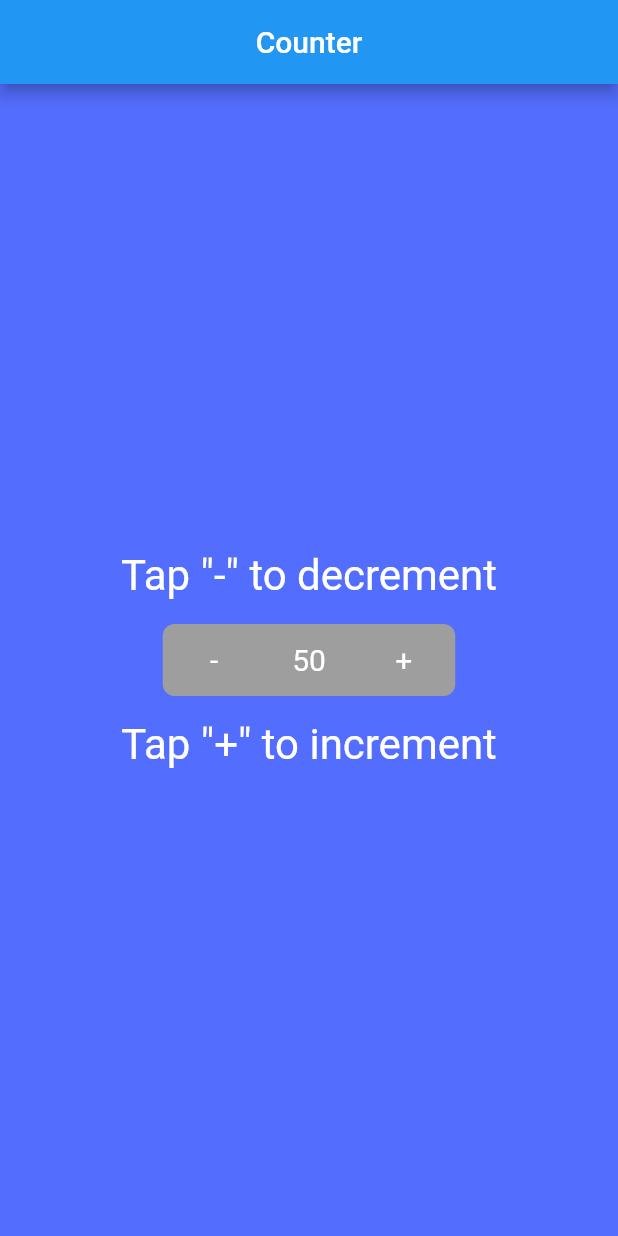
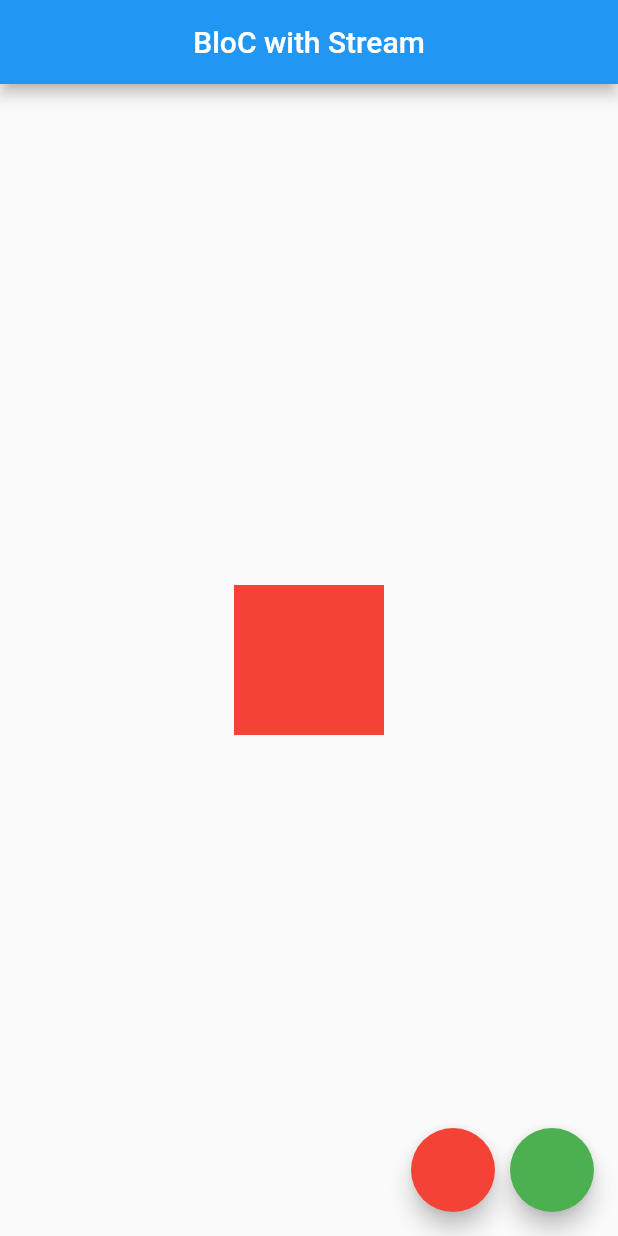
Before and after one commit to Aloxan12/Flutter, a Flutter app: the screen it shows after launch, on a phone screen of 412 x 824 dp. Run offline on Flutter 3.47's test engine with Material 2 defaults, Android fonts, the phone set to English and light mode, and no system bars.

Commit message:
widget assets fonts

```diff
--- a/lib/main.dart
+++ b/lib/main.dart
@@ -3,225 +3,278 @@ import 'dart:async';
 import 'package:flutter/material.dart';
 
 void main() {
-  runApp(CounterApp());
+  runApp(MyApp());
 }
 
-class CounterApp extends StatefulWidget {
+class MyApp extends StatelessWidget {
   @override
-  State<StatefulWidget> createState() {
-    return CounterAppState();
+  Widget build(BuildContext context) {
+    return MaterialApp(
+      title: 'Flutter',
+      home: MyHomePage(),
+    );
   }
 }
 
-class CounterAppState extends State<CounterApp> {
-  double _count = 50;
-
+class MyHomePage extends StatefulWidget {
   @override
-  void incrementCount() {
-    setState(() {
-      _count += 1;
-    });
+  _MyHomePageState createState() => _MyHomePageState();
 }
 
-  void decrementCount() {
-    if(_count > 0){
-      setState(() {
-        _count -= 1;
-      });
-    }
-  }
-
+class _MyHomePageState extends State<MyHomePage> {
   @override
   Widget build(BuildContext context) {
-    return MaterialApp(
-      home: Scaffold(
-        backgroundColor: Colors.indigoAccent,
+    return Scaffold(
       appBar: AppBar(
-          title: Text(
-            'Counter',
-          ),
+        title: Text('BloC with Stream'),
         centerTitle: true,
       ),
       body: Center(
-          child: Container(
-              padding: EdgeInsets.all(16),
-              child: Column(
-                mainAxisAlignment: MainAxisAlignment.center,
+        child: AnimatedContainer(
+          height: 100,
+          width: 100,
+          color: Colors.red,
+          duration: Duration(milliseconds: 500),
+        ),
+      ),
+      floatingActionButton: Row(
+        mainAxisAlignment: MainAxisAlignment.end,
         children: <Widget>[
-                  Row(
-                    mainAxisAlignment: MainAxisAlignment.center,
-                    children: <Widget>[
-                      Text(
-                        'Tap "-" to decrement',
-                        style: TextStyle(fontSize: 28, color: Colors.white),
+          FloatingActionButton(
+            onPressed: null,
+            child: Text(''),
+            backgroundColor: Colors.red,
+          ),
+          SizedBox(
+            width: 10,
+          ),
+          FloatingActionButton(
+            onPressed: null,
+            child: Text(''),
+            backgroundColor: Colors.green,
           ),
         ],
-                  ),
-                  Container(
-                    margin: const EdgeInsets.all(16.0),
-                    width: 195,
-                    decoration: new BoxDecoration(
-                      color: Colors.grey,
-                      borderRadius: BorderRadius.circular(8.0),
-                    ),
-                    child: Row(
-                      mainAxisAlignment: MainAxisAlignment.center,
-                      children: <Widget>[
-                        TextButton(
-                          style: TextButton.styleFrom(
-                            backgroundColor: Colors.grey,
-                            foregroundColor: Colors.white,
-                            padding: const EdgeInsets.all(12.0),
-                            textStyle: const TextStyle(fontSize: 20),
-                          ),
-                          onPressed: decrementCount,
-                          child: const Text('-'),
-                        ),
-                        Container(
-                          margin: EdgeInsets.only(left: 20, right: 20,),
-                          child:Text(
-                            '${_count.round()}',
-                            style: TextStyle(fontSize: 20, color: Colors.white),
-                          ),
-                        ),
-                        TextButton(
-                          style: TextButton.styleFrom(
-                            backgroundColor: Colors.grey,
-                            foregroundColor: Colors.white,
-                            padding: const EdgeInsets.all(12.0),
-                            textStyle: const TextStyle(fontSize: 20),
-                          ),
-                          onPressed: incrementCount,
-                          child: const Text('+'),
-                        ),
-                      ],
-                    ),
-                  ),
-                  Row(
-                    mainAxisAlignment: MainAxisAlignment.center,
-                    children: <Widget>[
-                      Text(
-                        'Tap "+" to increment',
-                        style: TextStyle(fontSize: 28, color: Colors.white),
-                      ),
-                    ],
-                  ),
-                ],
-              )),
-        ),
       ),
     );
   }
 }
 
-class AssetImageApp extends StatelessWidget {
-  @override
-  Widget build(BuildContext context) {
-    return MaterialApp(
-      theme: ThemeData(fontFamily: 'IndieFlower'),
-      home: Scaffold(
-        appBar: AppBar(
-          title: Text('Add assets'),
-        ),
-        body: Center(
-          child: Stack(
-            fit: StackFit.expand,
-            children: <Widget>[
-              Image(
-                image: AssetImage('assets/images/bg.png'),
-              ),
-              Image.asset('assets/icons/done.png'),
-              Positioned(
-                top: 36,
-                left: 90,
-                child: Text(
-                  'My custom font',
-                  style: TextStyle(
-                      fontSize: 30,
-                      // fontFamily: 'IndieFlower',
-                      color: Colors.white),
-                ),
-              ),
-            ],
-          ),
-        ),
-      ),
-    );
-  }
-}
+// class CounterApp extends StatefulWidget {
+//   @override
+//   State<StatefulWidget> createState() {
+//     return CounterAppState();
+//   }
+// }
+//
+// class CounterAppState extends State<CounterApp> {
+//   double _count = 50;
+//
+//   @override
+//   void incrementCount() {
+//     setState(() {
+//       _count += 1;
+//     });
+//   }
+//
+//   void decrementCount() {
+//     if(_count > 0){
+//       setState(() {
+//         _count -= 1;
+//       });
+//     }
+//   }
+//
+//   @override
+//   Widget build(BuildContext context) {
+//     return MaterialApp(
+//       home: Scaffold(
+//         backgroundColor: Colors.indigoAccent,
+//         appBar: AppBar(
+//           title: Text(
+//             'Counter',
+//           ),
+//           centerTitle: true,
+//         ),
+//         body: Center(
+//           child: Container(
+//               padding: EdgeInsets.all(16),
+//               child: Column(
+//                 mainAxisAlignment: MainAxisAlignment.center,
+//                 children: <Widget>[
+//                   Row(
+//                     mainAxisAlignment: MainAxisAlignment.center,
+//                     children: <Widget>[
+//                       Text(
+//                         'Tap "-" to decrement',
+//                         style: TextStyle(fontSize: 28, color: Colors.white),
+//                       ),
+//                     ],
+//                   ),
+//                   Container(
+//                     margin: const EdgeInsets.all(16.0),
+//                     width: 195,
+//                     decoration: new BoxDecoration(
+//                       color: Colors.grey,
+//                       borderRadius: BorderRadius.circular(8.0),
+//                     ),
+//                     child: Row(
+//                       mainAxisAlignment: MainAxisAlignment.center,
+//                       children: <Widget>[
+//                         TextButton(
+//                           style: TextButton.styleFrom(
+//                             backgroundColor: Colors.grey,
+//                             foregroundColor: Colors.white,
+//                             padding: const EdgeInsets.all(12.0),
+//                             textStyle: const TextStyle(fontSize: 20),
+//                           ),
+//                           onPressed: decrementCount,
+//                           child: const Text('-'),
+//                         ),
+//                         Container(
+//                           margin: EdgeInsets.only(left: 20, right: 20,),
+//                           child:Text(
+//                             '${_count.round()}',
+//                             style: TextStyle(fontSize: 20, color: Colors.white),
+//                           ),
+//                         ),
+//                         TextButton(
+//                           style: TextButton.styleFrom(
+//                             backgroundColor: Colors.grey,
+//                             foregroundColor: Colors.white,
+//                             padding: const EdgeInsets.all(12.0),
+//                             textStyle: const TextStyle(fontSize: 20),
+//                           ),
+//                           onPressed: incrementCount,
+//                           child: const Text('+'),
+//                         ),
+//                       ],
+//                     ),
+//                   ),
+//                   Row(
+//                     mainAxisAlignment: MainAxisAlignment.center,
+//                     children: <Widget>[
+//                       Text(
+//                         'Tap "+" to increment',
+//                         style: TextStyle(fontSize: 28, color: Colors.white),
+//                       ),
+//                     ],
+//                   ),
+//                 ],
+//               )),
+//         ),
+//       ),
+//     );
+//   }
+// }
 
-class MyFirstApp extends StatefulWidget {
-  @override
-  State<StatefulWidget> createState() {
-    return _MyFirstAppState();
-  }
-}
+// class AssetImageApp extends StatelessWidget {
+//   @override
+//   Widget build(BuildContext context) {
+//     return MaterialApp(
+//       theme: ThemeData(fontFamily: 'IndieFlower'),
+//       home: Scaffold(
+//         appBar: AppBar(
+//           title: Text('Add assets'),
+//         ),
+//         body: Center(
+//           child: Stack(
+//             fit: StackFit.expand,
+//             children: <Widget>[
+//               Image(
+//                 image: AssetImage('assets/images/bg.png'),
+//               ),
+//               Image.asset('assets/icons/done.png'),
+//               Positioned(
+//                 top: 36,
+//                 left: 90,
+//                 child: Text(
+//                   'My custom font',
+//                   style: TextStyle(
+//                       fontSize: 30,
+//                       // fontFamily: 'IndieFlower',
+//                       color: Colors.white),
+//                 ),
+//               ),
+//             ],
+//           ),
+//         ),
+//       ),
+//     );
+//   }
+// }
 
-class _MyFirstAppState extends State<MyFirstApp> {
-  bool _loading = false;
-  double _progressValue = 0.0;
-
-  @override
-  void initSate() {
-    // _loading = false;
-    // _progressValue = 0.0;
-    super.initState();
-  }
-
-  void _updateProgress() {
-    const oneSec = const Duration(seconds: 1);
-    Timer.periodic(oneSec, (Timer t) {
-      setState(() {
-        _progressValue += 0.2;
-        if (_progressValue >= 1.0) {
-          _loading = false;
-          t.cancel();
-          _progressValue = 0.0;
-          return;
-        }
-      });
-    });
-  }
-
-  @override
-  Widget build(BuildContext context) {
-    return MaterialApp(
-      home: Scaffold(
-        backgroundColor: Colors.indigo,
-        appBar: AppBar(
-          title: Text('My first app'),
-          centerTitle: true,
-        ),
-        body: Center(
-          child: Container(
-            padding: EdgeInsets.all(16),
-            child: _loading
-                ? Column(
-                    mainAxisAlignment: MainAxisAlignment.center,
-                    children: <Widget>[
-                      LinearProgressIndicator(value: _progressValue),
-                      Text(
-                        '${(_progressValue * 100).round()}%',
-                        style: TextStyle(color: Colors.white, fontSize: 20),
-                      ),
-                    ],
-                  )
-                : Text(
-                    'Press button to download',
-                    style: TextStyle(color: Colors.white, fontSize: 20),
-                  ),
-          ),
-        ),
-        floatingActionButton: FloatingActionButton(
-          onPressed: () {
-            setState(() {
-              _loading = !_loading;
-              _updateProgress();
-            });
-          },
-          child: Icon(Icons.close),
-        ),
-      ),
-    );
-  }
-}
+// class MyFirstApp extends StatefulWidget {
+//   @override
+//   State<StatefulWidget> createState() {
+//     return _MyFirstAppState();
+//   }
+// }
+//
+// class _MyFirstAppState extends State<MyFirstApp> {
+//   bool _loading = false;
+//   double _progressValue = 0.0;
+//
+//   @override
+//   void initSate() {
+//     // _loading = false;
+//     // _progressValue = 0.0;
+//     super.initState();
+//   }
+//
+//   void _updateProgress() {
+//     const oneSec = const Duration(seconds: 1);
+//     Timer.periodic(oneSec, (Timer t) {
+//       setState(() {
+//         _progressValue += 0.2;
+//         if (_progressValue >= 1.0) {
+//           _loading = false;
+//           t.cancel();
+//           _progressValue = 0.0;
+//           return;
+//         }
+//       });
+//     });
+//   }
+//
+//   @override
+//   Widget build(BuildContext context) {
+//     return MaterialApp(
+//       home: Scaffold(
+//         backgroundColor: Colors.indigo,
+//         appBar: AppBar(
+//           title: Text('My first app'),
+//           centerTitle: true,
+//         ),
+//         body: Center(
+//           child: Container(
+//             padding: EdgeInsets.all(16),
+//             child: _loading
+//                 ? Column(
+//                     mainAxisAlignment: MainAxisAlignment.center,
+//                     children: <Widget>[
+//                       LinearProgressIndicator(value: _progressValue),
+//                       Text(
+//                         '${(_progressValue * 100).round()}%',
+//                         style: TextStyle(color: Colors.white, fontSize: 20),
+//                       ),
+//                     ],
+//                   )
+//                 : Text(
+//                     'Press button to download',
+//                     style: TextStyle(color: Colors.white, fontSize: 20),
+//                   ),
+//           ),
+//         ),
+//         floatingActionButton: FloatingActionButton(
+//           onPressed: () {
+//             setState(() {
+//               _loading = !_loading;
+//               _updateProgress();
+//             });
+//           },
+//           child: Icon(Icons.close),
+//         ),
+//       ),
+//     );
+//   }
+// }
```
Also changed, not shown: lib/color_bloc.dart (added, +11 -0 lines). Lines whose indentation alone changed are shown as unchanged.
